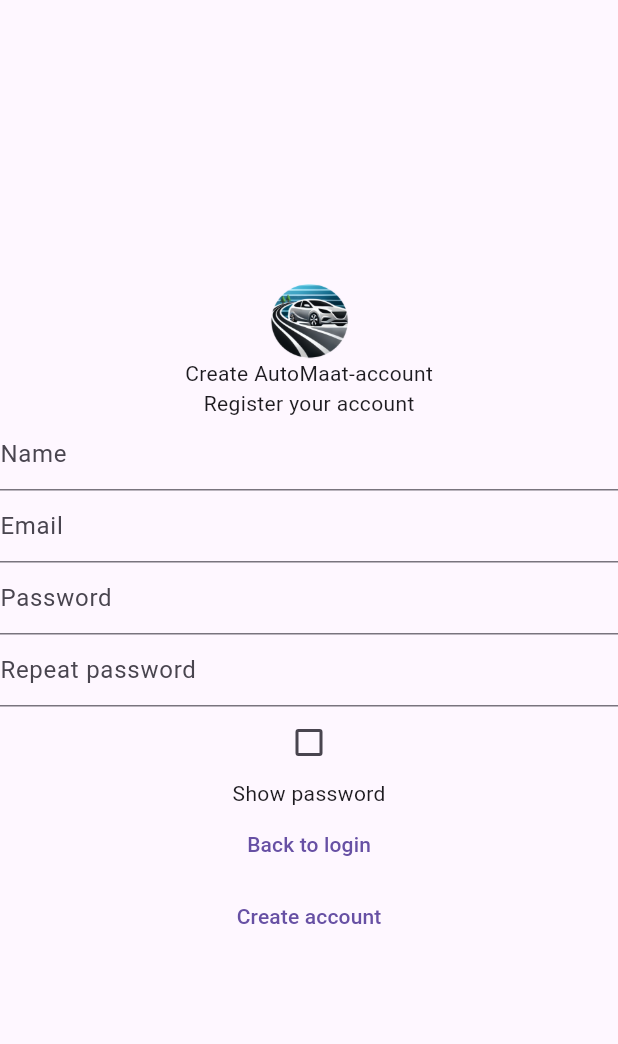
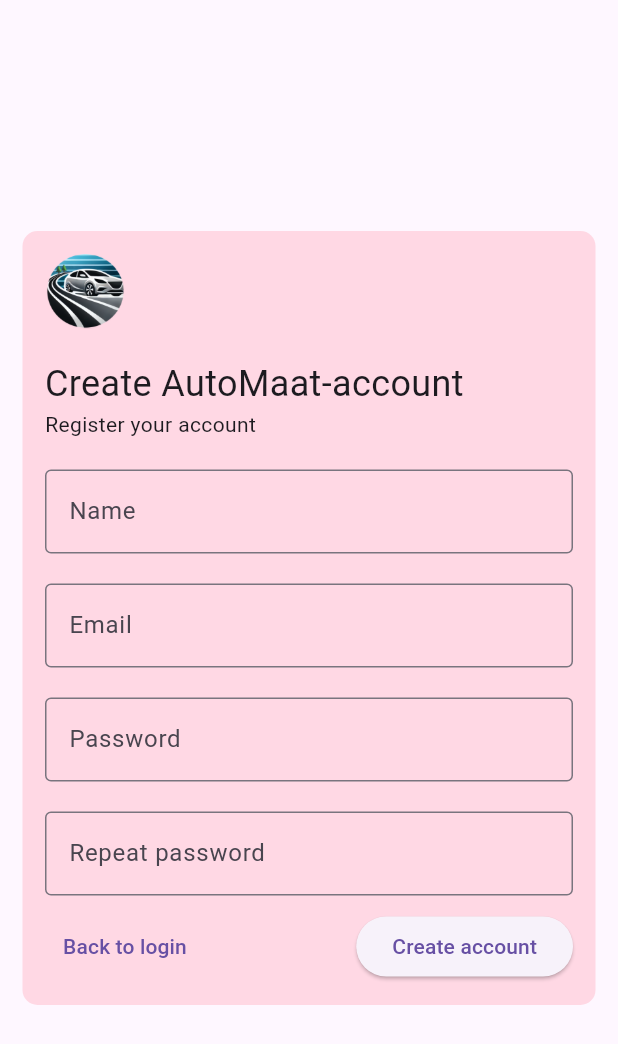
Before and after one commit to Joshuavtk/AutoMaat, a Flutter app: the screen it shows after launch, after a tap on "Create account", on a phone screen of 412 x 824 dp. Shown: the top 1044 px of the screen. Run offline on Flutter 3.47's test engine with Material 3 defaults, Android fonts, the phone set to English and light mode, and no system bars; our stand-ins replace drift, drift_flutter, flutter_dotenv, flutter_map, latlong2, location; accounts and stored records are empty; generated files the repository leaves out were written again; network calls fail.

Commit message:
Update Register and password forgot UI

```diff
--- a/lib/pages/register.dart
+++ b/lib/pages/register.dart
@@ -1,15 +1,5 @@
-import 'dart:ffi';
-
 import 'package:auto_maat/pages/home.dart';
-import 'package:auto_maat/pages/login.dart';
-import 'package:flutter/services.dart';
-import 'package:http/http.dart' as http;
 import 'package:flutter/material.dart';
-
-import 'package:auto_maat/ui/button.dart';
-
-import 'dart:async';
-import 'dart:convert';
 
 class RegisterScreen extends StatefulWidget {
   const RegisterScreen({super.key});
@@ -21,53 +11,80 @@ class RegisterScreen extends StatefulWidget {
 class _RegisterPageState extends State<RegisterScreen> {
   final TextEditingController _nameFieldController = TextEditingController();
   final TextEditingController _emailFieldController = TextEditingController();
-  final TextEditingController _passwordFieldController =
-      TextEditingController();
-  final TextEditingController _passwordRepeatFieldController =
-      TextEditingController();
+  final TextEditingController _passwordFieldController = TextEditingController();
+  final TextEditingController _passwordRepeatFieldController = TextEditingController();
 
   @override
   Widget build(BuildContext context) {
     return MaterialApp(
         home: Scaffold(
             body: Center(
+                child: Container(
+      padding: const EdgeInsets.all(15),
+      margin: const EdgeInsets.all(15),
+      decoration: BoxDecoration(
+        borderRadius: BorderRadius.circular(10),
+        color: Theme.of(context).colorScheme.tertiaryContainer,
+      ),
       child: Column(
           mainAxisAlignment: MainAxisAlignment.center,
+          mainAxisSize: MainAxisSize.min,
+          crossAxisAlignment: CrossAxisAlignment.start,
           children: <Widget>[
             const Image(
               image: AssetImage('images/splash_screen.png'),
               height: 50,
             ),
-          const Text("Create AutoMaat-account"),
+            const SizedBox(height: 20.0),
+            const Text(
+              "Create AutoMaat-account",
+              style: TextStyle(fontSize: 24),
+              textAlign: TextAlign.end,
+            ),
             const Text("Register your account"),
+            const SizedBox(height: 20.0),
             TextField(
               controller: _nameFieldController,
-            decoration: const InputDecoration(hintText: 'Name'),
+              decoration: const InputDecoration(
+                labelText: 'Name',
+                border: OutlineInputBorder(),
               ),
+            ),
+            const SizedBox(height: 20.0),
             TextField(
               controller: _emailFieldController,
-            decoration: const InputDecoration(hintText: 'Email'),
+              decoration: const InputDecoration(
+                labelText: 'Email',
+                border: OutlineInputBorder(),
               ),
+            ),
+            const SizedBox(height: 20.0),
             TextField(
               controller: _passwordFieldController,
-            decoration: const InputDecoration(hintText: 'Password'),
+              decoration: const InputDecoration(
+                labelText: 'Password',
+                border: OutlineInputBorder(),
               ),
+            ),
+            const SizedBox(height: 20.0),
             TextField(
               controller: _passwordRepeatFieldController,
-            decoration: const InputDecoration(hintText: 'Repeat password'),
+              decoration: const InputDecoration(
+                labelText: 'Repeat password',
+                border: OutlineInputBorder(),
               ),
-          Checkbox(
-            value: false,
-            onChanged: (e) => print(e),
             ),
-          const Text("Show password"),
-          TextButton(
-              onPressed: () => Navigator.pop(context),
-              child: const Text('Back to login')),
-          TextButton(
-              onPressed: () => Navigator.push(context,
-                  MaterialPageRoute(builder: (context) => const Home())),
+            const SizedBox(height: 10.0),
+            Row(
+              children: [
+                TextButton(onPressed: () => Navigator.pop(context), child: const Text('Back to login')),
+                const Spacer(),
+                ElevatedButton(
+                    onPressed: () => Navigator.push(context, MaterialPageRoute(builder: (context) => const Home())),
                     child: const Text('Create account')),
-        ]))));
+              ],
+            ),
+          ]),
+    ))));
   }
 }
```
Also changed, not shown: lib/pages/forgot_password.dart (+32 -17 lines). Lines whose indentation alone changed are shown as unchanged.
